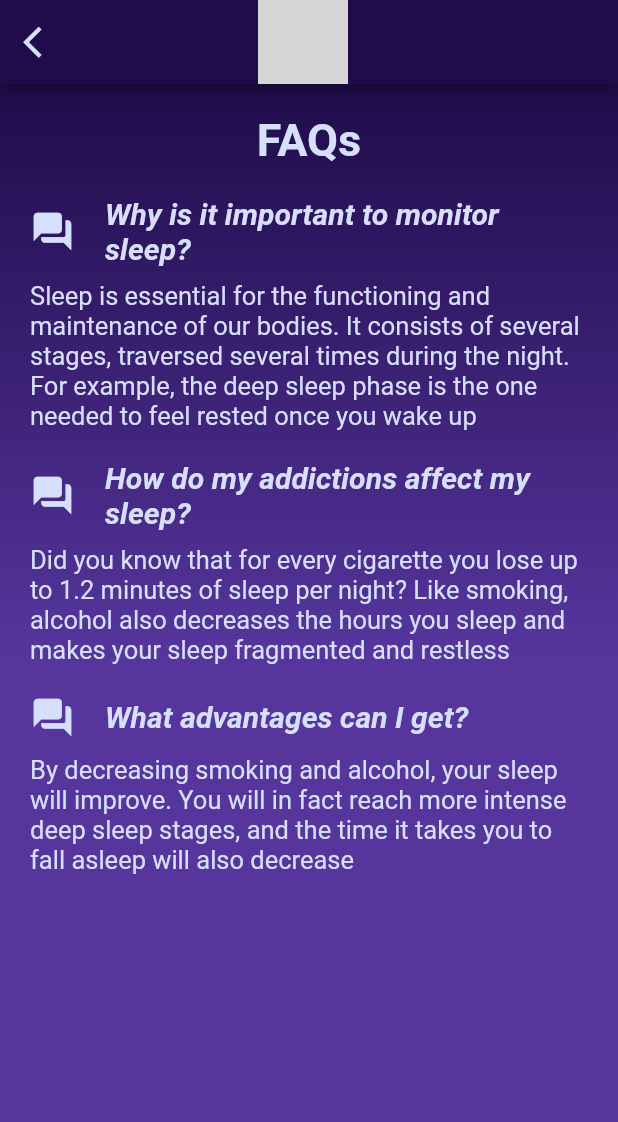
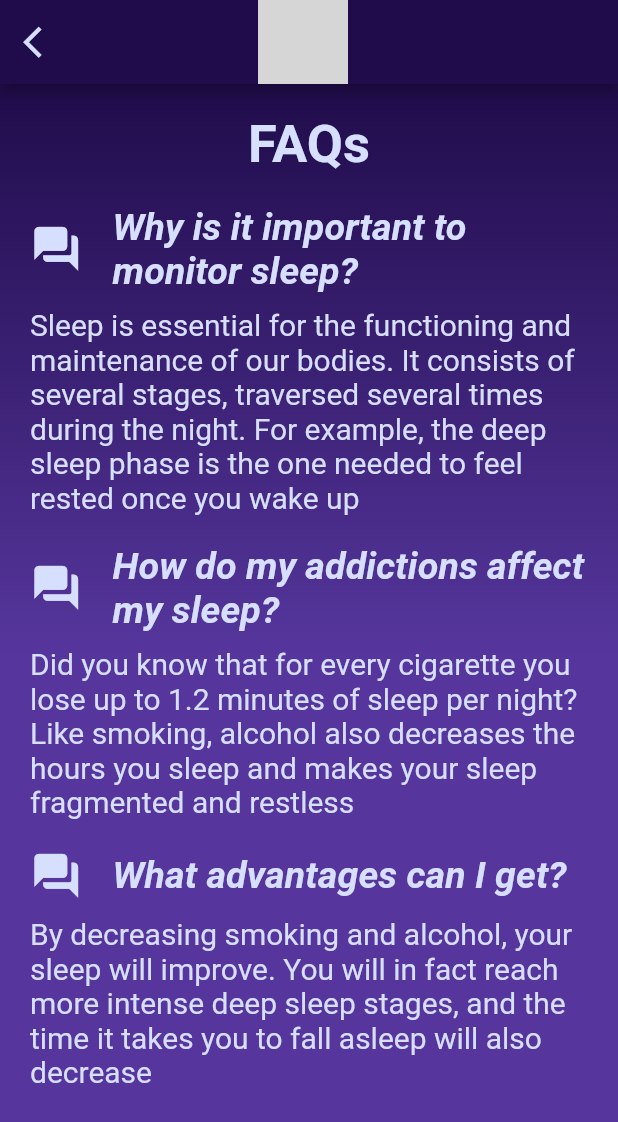
Before and after one commit to furlanivir/redis, a Flutter app: the FAQScreen screen opened directly, on a phone screen of 412 x 824 dp. Shown: the top 1122 px of the screen. Run offline on Flutter 3.47's test engine with Material 2 defaults, Android fonts, the phone set to English and light mode, and no system bars; our stand-ins replace curved_navigation_bar, fl_chart, floor, jwt_decoder, shared_preferences and 2 more; missing offline and left inert: dart:ffi, flutter_gif, molten_navigationbar_flutter; accounts and stored records are empty; generated files the repository leaves out were written again; grey boxes are pictures that could not be loaded.

Commit message:
Final DailyResults changes

```diff
--- a/redis/lib/screens/DailyGraph.dart
+++ b/redis/lib/screens/DailyGraph.dart
@@ -18,7 +18,7 @@ class BarChartSample extends StatefulWidget {
   final shadowColor = const Color.fromARGB(255, 167, 166, 166);
   late List<_BarData> dataList = [
     _BarData(const Color.fromRGBO(142, 156, 223,1), dur, 8,'Time'),
-    _BarData(Color.fromRGBO(97, 36, 141, 1), deep, percDeep,'Deep'),
+    _BarData(Color.fromRGBO(136, 4, 230, 1), deep, percDeep,'Deep'),
     _BarData(Color.fromARGB(255, 205, 84, 227), rem, percRem,'REM'),
     _BarData(Color.fromARGB(255, 172, 136, 243), wake, percWake,'Wake'),
 
--- a/redis/lib/screens/SettingsFAQ.dart
+++ b/redis/lib/screens/SettingsFAQ.dart
@@ -39,52 +39,52 @@ class FAQScreen extends StatelessWidget{
             mainAxisAlignment: MainAxisAlignment.start,
             crossAxisAlignment: CrossAxisAlignment.center,
             children: [
-              Text('FAQs',style: TextStyle(color: Color.fromRGBO(215, 223, 255, 1,),fontSize: 30,fontWeight: FontWeight.bold),),
+              Text('FAQs',style: TextStyle(color: Color.fromRGBO(215, 223, 255, 1,),fontSize: 35,fontWeight: FontWeight.bold),),
               SizedBox(height: 20,),
               Row(
                 children:[
-                  Icon(Icons.question_answer_rounded,color: Color.fromRGBO(215, 223, 255, 1,),size: 30,),
+                  Icon(Icons.question_answer_rounded,color: Color.fromRGBO(215, 223, 255, 1,),size: 35,),
                   SizedBox(width: 20,),
                   Flexible(child:
                   Text('Why is it important to monitor sleep?',
-                  style: TextStyle(color: Color.fromRGBO(215, 223, 255, 1,),fontStyle: FontStyle.italic,fontWeight: FontWeight.bold, fontSize: 20))
+                  style: TextStyle(color: Color.fromRGBO(215, 223, 255, 1,),fontStyle: FontStyle.italic,fontWeight: FontWeight.bold, fontSize: 25))
                   )
                 ]
               ),
               SizedBox(height: 10),
               Flexible(child:
               Text('Sleep is essential for the functioning and maintenance of our bodies. It consists of several stages, traversed several times during the night. For example, the deep sleep phase is the one needed to feel rested once you wake up ',
-              style: TextStyle(color: Color.fromRGBO(215, 223, 255, 1,),fontSize: 17)),
+              style: TextStyle(color: Color.fromRGBO(215, 223, 255, 1,),fontSize: 20)),
               ),
               SizedBox(height: 20),
               Row(
                 children:[
-                  Icon(Icons.question_answer_rounded,color: Color.fromRGBO(215, 223, 255, 1,),size: 30,),
+                  Icon(Icons.question_answer_rounded,color: Color.fromRGBO(215, 223, 255, 1,),size: 35,),
                   SizedBox(width: 20),
                   Flexible(child:
                   Text('How do my addictions affect my sleep?',
-                  style: TextStyle(color: Color.fromRGBO(215, 223, 255, 1,),fontStyle: FontStyle.italic,fontWeight: FontWeight.bold,fontSize: 20))
+                  style: TextStyle(color: Color.fromRGBO(215, 223, 255, 1,),fontStyle: FontStyle.italic,fontWeight: FontWeight.bold,fontSize: 25))
                   )
                 ]
               ),
               SizedBox(height: 10),
               Flexible(child:
               Text('Did you know that for every cigarette you lose up to 1.2 minutes of sleep per night? Like smoking, alcohol also decreases the hours you sleep and makes your sleep fragmented and restless',
-              style: TextStyle(color: Color.fromRGBO(215, 223, 255, 1,), fontSize: 17)),
+              style: TextStyle(color: Color.fromRGBO(215, 223, 255, 1,), fontSize: 20)),
               ),
               SizedBox(height: 20),
               Row(
                 children:[
-                  Icon(Icons.question_answer_rounded,color: Color.fromRGBO(215, 223, 255, 1,),size: 30,),
+                  Icon(Icons.question_answer_rounded,color: Color.fromRGBO(215, 223, 255, 1,),size: 35,),
                   SizedBox(width: 20),
                   Text('What advantages can I get?',
-                  style: TextStyle(color: Color.fromRGBO(215, 223, 255, 1,),fontStyle: FontStyle.italic,fontWeight: FontWeight.bold,fontSize: 20))
+                  style: TextStyle(color: Color.fromRGBO(215, 223, 255, 1,),fontStyle: FontStyle.italic,fontWeight: FontWeight.bold,fontSize: 25))
                 ]
               ),
               SizedBox(height: 10),
               Flexible(child:
               Text('By decreasing smoking and alcohol, your sleep will improve. You will in fact reach more intense deep sleep stages, and the time it takes you to fall asleep will also decrease ',
-              style: TextStyle(color: Color.fromRGBO(215, 223, 255, 1,),fontSize: 17)),
+              style: TextStyle(color: Color.fromRGBO(215, 223, 255, 1,),fontSize: 20)),
               ),
             ],
           )
```
Also changed, not shown: redis/lib/screens/DailyResults.dart (+60 -66 lines), redis/lib/screens/DailyResultsInfo.dart (+19 -18 lines), redis/lib/screens/TestPage.dart (+6 -6 lines).
